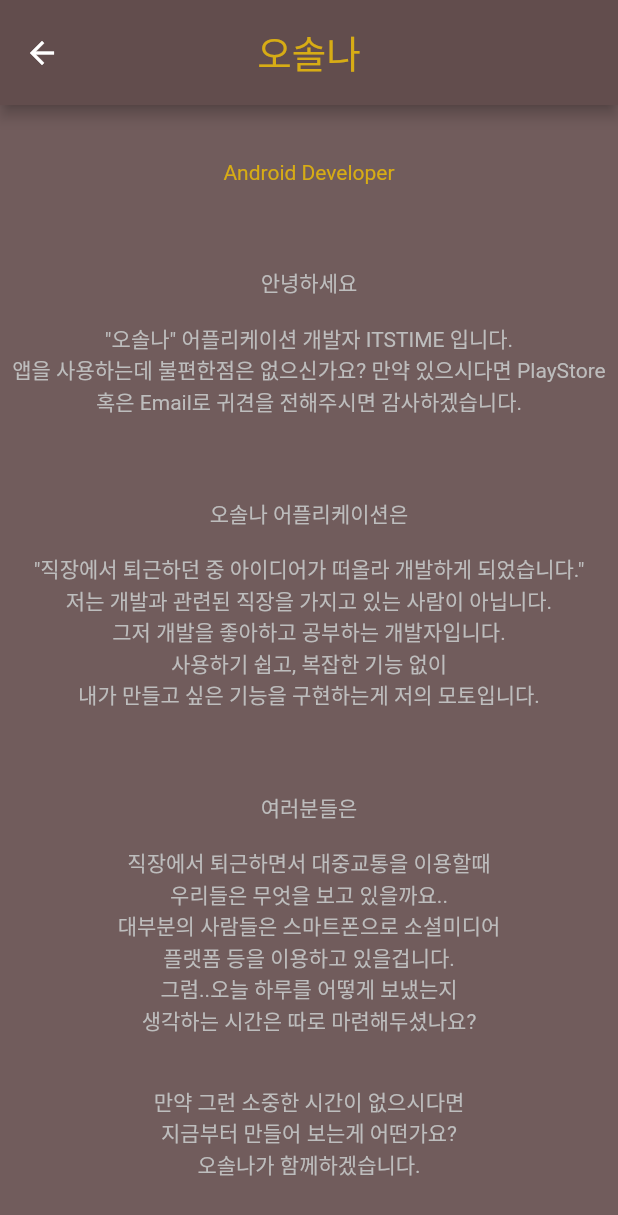
After one commit to ITSTIME1/flutter_osolna, a Flutter app: the DeveloperScreen screen opened directly, on a phone screen of 412 x 824 dp. The commit adds this screen. Shown: the top 1215 px of the screen. Run offline on Flutter 3.47's test engine with Material 2 defaults, Android fonts, the phone set to English and light mode, and no system bars; our stand-ins replace audioplayers, carousel_slider, sqflite; missing offline and left inert: elastic_drawer; accounts and stored records are empty; Roboto replaces fonts that are missing (NanumMyeongjo).

Commit message:
Update : local mp3 change & drawer modify :)

```diff
--- /dev/null
+++ b/osolna_application/lib/view/developer_screen.dart
@@ -0,0 +1,93 @@
+import 'package:flutter/material.dart';
+import 'package:osolna_application/colorData/colors.dart';
+import 'package:osolna_application/textData/text.dart';
+
+// ignore: slash_for_doc_comments
+/**
+ * [DeveloperScree]
+ * This Screen introducation Developer Screen
+ */
+class DeveloperScreen extends StatelessWidget {
+  const DeveloperScreen({Key? key}) : super(key: key);
+
+  @override
+  Widget build(BuildContext context) {
+    Size size = MediaQuery.of(context).size;
+    return Scaffold(
+      appBar: AppBar(
+        toolbarHeight: 70.0,
+        backgroundColor: appbarColor,
+        centerTitle: true,
+        title: Text(
+          '오솔나',
+          style: TextStyle(
+            color: logoColor,
+            fontFamily: nanumMyeongjo,
+            fontSize: appbarFontSize,
+          ),
+        ),
+      ),
+      backgroundColor: mainbackgroundColor,
+      body: Stack(
+        children: [
+          Padding(
+            padding: const EdgeInsets.all(5.0),
+            child: Center(
+              child: Column(
+                mainAxisAlignment: MainAxisAlignment.center,
+                children: [
+                  Text(
+                    'Android Developer',
+                    style: TextStyle(
+                      color: logoColor,
+                    ),
+                  ),
+                  SizedBox(
+                    height: size.height / 15,
+                  ),
+                  Text(
+                    '안녕하세요\n\n"오솔나" 어플리케이션 개발자 ITSTIME 입니다.\n앱을 사용하는데 불편한점은 없으신가요? 만약 있으시다면 PlayStore 혹은 Email로 귀견을 전해주시면 감사하겠습니다.\n',
+                    style: TextStyle(
+                      color: subtextColor,
+                    ),
+                    textAlign: TextAlign.center,
+                  ),
+                  SizedBox(
+                    height: size.height / 25,
+                  ),
+                  Text(
+                    '오솔나 어플리케이션은\n\n"직장에서 퇴근하던 중 아이디어가 떠올라 개발하게 되었습니다."\n저는 개발과 관련된 직장을 가지고 있는 사람이 아닙니다.\n그저 개발을 좋아하고 공부하는 개발자입니다.\n사용하기 쉽고, 복잡한 기능 없이\n내가 만들고 싶은 기능을 구현하는게 저의 모토입니다.\n',
+                    style: TextStyle(
+                      color: subtextColor,
+                    ),
+                    textAlign: TextAlign.center,
+                  ),
+                  SizedBox(
+                    height: size.height / 25,
+                  ),
+                  Text(
+                    '여러분들은\n\n직장에서 퇴근하면서 대중교통을 이용할때\n우리들은 무엇을 보고 있을까요..\n대부분의 사람들은 스마트폰으로 소셜미디어\n플랫폼 등을 이용하고 있을겁니다.\n그럼..오늘 하루를 어떻게 보냈는지\n생각하는 시간은 따로 마련해두셨나요?',
+                    style: TextStyle(
+                      color: subtextColor,
+                    ),
+                    textAlign: TextAlign.center,
+                  ),
+                  SizedBox(
+                    height: size.height / 25,
+                  ),
+                  Text(
+                    '만약 그런 소중한 시간이 없으시다면\n지금부터 만들어 보는게 어떤가요?\n오솔나가 함께하겠습니다.',
+                    style: TextStyle(
+                      color: subtextColor,
+                    ),
+                    textAlign: TextAlign.center,
+                  ),
+                ],
+              ),
+            ),
+          ),
+        ],
+      ),
+    );
+  }
+}
--- a/osolna_application/lib/view/main_screens.dart
+++ b/osolna_application/lib/view/main_screens.dart
@@ -13,11 +13,11 @@ import 'package:osolna_application/viewModel/simple_provider.dart';
 import 'package:provider/provider.dart';
 
 /// [MusicFile Path]
-const String happyMusicName = 'test.mp3';
-const String loveMusicName = 'test1.mp3';
-const String consolationMusicName = 'test.mp3';
-const String sadnessMusicName = 'test.mp3';
-const String angryMusicName = 'test.mp3';
+const String happyMusicName = '행복.mp3';
+const String loveMusicName = '사랑.mp3';
+const String consolationMusicName = '위로.mp3';
+const String sadnessMusicName = '슬픔.mp3';
+const String angryMusicName = '화남.mp3';
 
 // ignore: slash_for_doc_comments
 /**
```
Also changed, not shown: osolna_application/lib/view/main_screen.dart (+70 -30 lines), osolna_application/pubspec.yaml (+6 -2 lines), 6 other files.
